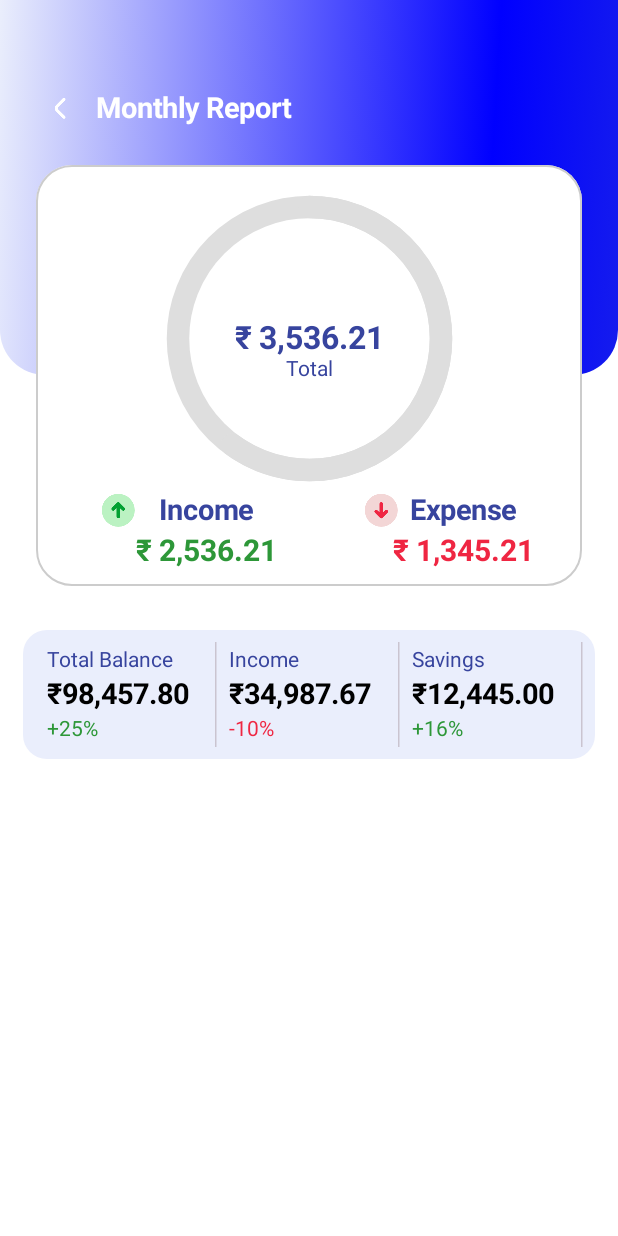
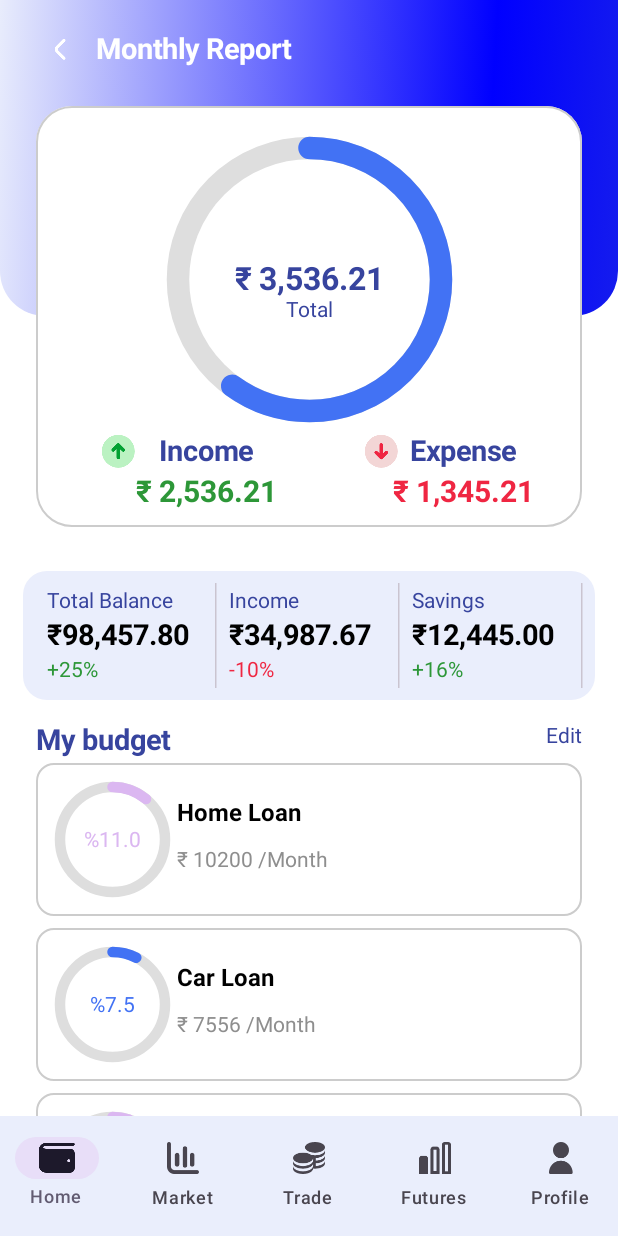
Before and after one commit to adarshabhishek/Finance-Report-App, an Android app built with Jetpack Compose: the @Preview function ReportScreenPreview, on a phone screen of 412 x 824 dp. Run offline under Robolectric (Android 15) with nearby library versions, the phone set to English and light mode, and no system bars; our stand-ins replace constraintlayout-compose.

Commit message:
BudgetItem List

```diff
--- a/app/src/main/java/com/example/trackify/Activities/DashboardActivity/MainActivity.kt
+++ b/app/src/main/java/com/example/trackify/Activities/DashboardActivity/MainActivity.kt
@@ -1,5 +1,6 @@
 package com.example.trackify.Activities.DashboardActivity
 
+import android.content.Intent
 import android.os.Bundle
 import androidx.activity.ComponentActivity
 import androidx.activity.compose.setContent
@@ -13,6 +14,7 @@ import androidx.compose.runtime.Composable
 import androidx.compose.ui.Modifier
 import androidx.compose.ui.tooling.preview.Preview
 import com.example.trackify.Activities.DashboardActivity.screens.MainScreen
+import com.example.trackify.Activities.ReportActivity.ReportActivity
 import com.example.trackify.ViewModel.MainViewModel
 import com.example.trackify.ui.theme.TrackifyTheme
 
@@ -24,6 +26,7 @@ class MainActivity : ComponentActivity() {
         setContent {
             TrackifyTheme {
                 MainScreen(expenses = mainViewModel.loadDate(), onCardClick = {
+                    startActivity(Intent(this, ReportActivity::class.java))
                 })
             }
         }
--- a/app/src/main/java/com/example/trackify/Activities/ReportActivity/ReportActivity.kt
+++ b/app/src/main/java/com/example/trackify/Activities/ReportActivity/ReportActivity.kt
@@ -1,14 +1,28 @@
 package com.example.trackify.Activities.ReportActivity
 
 import android.os.Bundle
+import androidx.activity.compose.setContent
 import androidx.activity.enableEdgeToEdge
+import androidx.activity.viewModels
 import androidx.appcompat.app.AppCompatActivity
 import androidx.core.view.ViewCompat
 import androidx.core.view.WindowInsetsCompat
+import com.example.trackify.Activities.ReportActivity.screens.ReportScreen
 import com.example.trackify.R
+import com.example.trackify.ViewModel.MainViewModel
 
 class ReportActivity : AppCompatActivity() {
+    private val mainViewModel: MainViewModel by viewModels()
     override fun onCreate(savedInstanceState: Bundle?) {
         super.onCreate(savedInstanceState)
+
+        enableEdgeToEdge()
+        setContent {
+            ReportScreen(
+                budgets = mainViewModel.loadBudget(),
+                onBack = {finish()}
+            )
+        }
+
     }
 }
--- /dev/null
+++ b/app/src/main/java/com/example/trackify/Activities/ReportActivity/components/BudgetItem.kt
@@ -0,0 +1,90 @@
+package com.example.trackify.Activities.ReportActivity.components
+
+import android.icu.text.DecimalFormat
+import com.example.trackify.R
+import androidx.compose.foundation.background
+import androidx.compose.foundation.border
+import androidx.compose.foundation.layout.fillMaxWidth
+import androidx.compose.foundation.layout.height
+import androidx.compose.foundation.layout.padding
+import androidx.compose.foundation.layout.size
+import androidx.compose.foundation.shape.RoundedCornerShape
+import androidx.compose.material3.Text
+import androidx.compose.runtime.Composable
+import androidx.compose.ui.Modifier
+import androidx.compose.ui.graphics.Color
+import androidx.compose.ui.res.colorResource
+import androidx.compose.ui.text.font.FontWeight
+import androidx.compose.ui.tooling.preview.Preview
+import androidx.compose.ui.unit.dp
+import androidx.compose.ui.unit.sp
+import androidx.constraintlayout.compose.ConstraintLayout
+import com.example.trackify.Domain.BudgetDomain
+import java.nio.file.WatchEvent
+
+@Composable
+fun BudgetItem(budget: BudgetDomain, index: Int){
+    ConstraintLayout(
+        modifier = Modifier
+            .fillMaxWidth()
+            .height(110.dp)
+            .background(Color.White, RoundedCornerShape(16.dp))
+            .padding(horizontal = 24.dp, vertical = 4.dp)
+            .border(
+                width = 1.dp,
+                color = Color.LightGray,
+                shape = RoundedCornerShape(12.dp)
+            )
+    ) {
+        val(progress, title, price, percent) = createRefs()
+        CircularProgressBar(
+            progress = budget.percent.toFloat(),
+            max = 100f,
+            color = if((index%2)==1) colorResource(R.color.blue) else colorResource(R.color.pink),
+            backgroundColor = colorResource(R.color.lightGrey),
+            stroke = 7.dp,
+            modifier = Modifier
+                .size(70.dp)
+                .constrainAs(progress){
+                    top.linkTo(parent.top)
+                    start.linkTo(parent.start, margin = 16.dp)
+                    bottom.linkTo(parent.bottom)
+                }
+
+        )
+
+        Text(
+            budget.title,
+            color = Color.Black,
+            fontWeight = FontWeight.Bold,
+            fontSize = 16.sp,
+            modifier = Modifier.constrainAs(title){
+                top.linkTo(progress.top, margin = 8.dp)
+                start.linkTo(progress.end, margin = 8.dp)
+            }
+        )
+        Text("₹ ${DecimalFormat("#.##").format(budget.price)} /Month",
+            color = colorResource(R.color.grey),
+            modifier =Modifier.constrainAs(price) {
+                top.linkTo(title.bottom)
+                start.linkTo(title.start)
+                bottom.linkTo(progress.bottom)
+            }
+        )
+
+        Text("%${budget.percent}",
+            color = if((index%2)==1) colorResource(R.color.blue) else colorResource(R.color.pink),
+            modifier = Modifier.constrainAs(percent){
+                centerTo(progress)
+            }
+        )
+    }
+}
+
+@Preview
+@Composable
+fun BudgetItemPreview(){
+    val budget = BudgetDomain("Food",105.0,50.0)
+    BudgetItem(budget=budget, index = 0)
+
+}
--- a/app/src/main/java/com/example/trackify/Activities/ReportActivity/components/CircularProgressBar.kt
+++ b/app/src/main/java/com/example/trackify/Activities/ReportActivity/components/CircularProgressBar.kt
@@ -28,7 +28,7 @@ fun CircularProgressBar(
             style = Stroke(width=stroke.toPx(), cap= StrokeCap.Round)
         )
         drawArc(
-            color=backgroundColor,
+            color=color,
             startAngle = -90f,
             sweepAngle = (progress/max)*360f,
             useCenter = false,
--- a/app/src/main/java/com/example/trackify/Activities/ReportActivity/screens/ReportScreen.kt
+++ b/app/src/main/java/com/example/trackify/Activities/ReportActivity/screens/ReportScreen.kt
@@ -1,6 +1,7 @@
 package com.example.trackify.Activities.ReportActivity.screens
 
 import androidx.compose.foundation.background
+import androidx.compose.foundation.layout.Row
 import androidx.compose.foundation.layout.fillMaxSize
 import androidx.compose.foundation.layout.fillMaxWidth
 import androidx.compose.foundation.layout.height
@@ -8,14 +9,20 @@ import androidx.compose.foundation.layout.padding
 import androidx.compose.foundation.layout.wrapContentHeight
 import androidx.compose.foundation.layout.wrapContentSize
 import androidx.compose.foundation.lazy.LazyColumn
+import androidx.compose.foundation.lazy.itemsIndexed
+import androidx.compose.material3.Text
 import androidx.compose.runtime.Composable
 import androidx.compose.ui.Modifier
 import androidx.compose.ui.graphics.Color
 import androidx.compose.ui.layout.ModifierLocalBeyondBoundsLayout
 import androidx.compose.ui.res.colorResource
+import androidx.compose.ui.text.font.FontWeight
 import androidx.compose.ui.tooling.preview.Preview
 import androidx.compose.ui.unit.dp
+import androidx.compose.ui.unit.sp
 import androidx.constraintlayout.compose.ConstraintLayout
+import com.example.trackify.Activities.DashboardActivity.components.BottomNavigationBar
+import com.example.trackify.Activities.ReportActivity.components.BudgetItem
 import com.example.trackify.Activities.ReportActivity.components.CenterStatsCard
 import com.example.trackify.Activities.ReportActivity.components.GradientHeader
 import com.example.trackify.Activities.ReportActivity.components.SummaryColumns
@@ -28,7 +35,7 @@ fun ReportScreen(
     onBack: () -> Unit
 ) {
     ConstraintLayout(modifier = Modifier.fillMaxSize()) {
-        val (scrollRef,bottomBarRef) = createRefs()
+        val (scrollRef,bottomNavRef) = createRefs()
         ReportContent(
             budgets = budgets,
             modifier = Modifier
@@ -36,8 +43,24 @@ fun ReportScreen(
                 top.linkTo(parent.top)
                 start.linkTo(parent.start)
                 end.linkTo(parent.end)
+                bottom.linkTo(bottomNavRef.top)
             },
             onBack = onBack
+        )
+
+        BottomNavigationBar(
+            modifier = Modifier
+                .height(80.dp)
+                .constrainAs(bottomNavRef){
+                    bottom.linkTo(parent.bottom)
+                    start.linkTo(parent.start)
+                    end.linkTo(parent.end)
+                },
+            onItemSelelected = { itemId ->
+                if (itemId == R.id.wallet) {
+
+                }
+            }
         )
     }
 }
@@ -61,13 +84,13 @@ fun ReportContent(
             {
                 val (header, card) = createRefs()
                 GradientHeader(
-                    modifier= Modifier
+                    modifier = Modifier
                         .fillMaxWidth()
                         .height(250.dp)
-                        .constrainAs(header){
+                        .constrainAs(header) {
                             top.linkTo(parent.top)
                             start.linkTo(parent.start)
-                            end.linkTo( parent.end)
+                            end.linkTo(parent.end)
                         },
                     onBack = onBack
                 )
@@ -76,7 +99,7 @@ fun ReportContent(
                         .fillMaxWidth()
                         .wrapContentHeight()
                         .padding(horizontal = 24.dp)
-                        .constrainAs(card){
+                        .constrainAs(card) {
                             top.linkTo(header.bottom)
                             bottom.linkTo(header.bottom)
                             start.linkTo(parent.start)
@@ -86,16 +109,39 @@ fun ReportContent(
             }
         }
 
-        item { SummaryColumns(
+        item {
+            SummaryColumns(
                 modifier = Modifier
                     .fillMaxWidth()
                     .padding(horizontal = 15.dp)
-                .background(colorResource(R.color.lightBlue),
+                    .background(
+                        colorResource(R.color.lightBlue),
                         shape = androidx.compose.foundation.shape.RoundedCornerShape(16.dp)
                     )
                     .padding(8.dp)
-        ) }
+            )
+        }
 
+        item {
+            Row(
+                modifier = Modifier
+                    .fillMaxWidth()
+                    .padding(top = 16.dp)
+                    .padding(horizontal = 24.dp),
+                horizontalArrangement = androidx.compose.foundation.layout.Arrangement.SpaceBetween
+            ) {
+                Text(
+                    text = "My budget",
+                    fontWeight = FontWeight.Bold,
+                    fontSize = 19.sp,
+                    color=colorResource(R.color.darkBlue)
+                )
+                Text("Edit", color=colorResource(R.color.darkBlue))
+            }
+        }
+        itemsIndexed(budgets){index, item ->
+                BudgetItem(budget = item, index = index)
+        }
     }
 }
 
```
Lines whose indentation alone changed are shown as unchanged.
